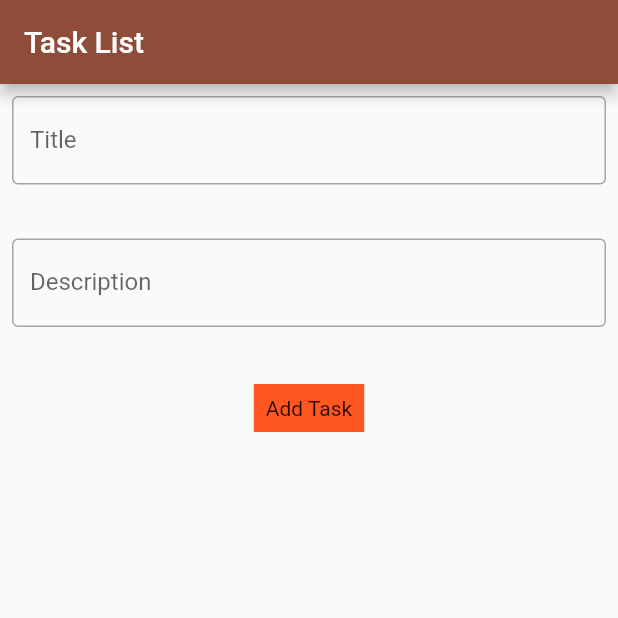
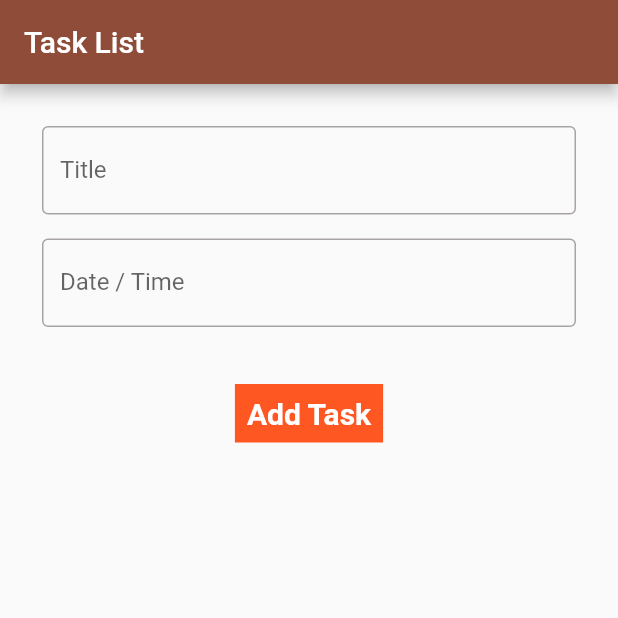
Before and after one commit to Akaiso/Todo_app_with_sqlite, a Flutter app: the screen it shows after launch, on a phone screen of 412 x 824 dp, the top half of it. Run offline on Flutter 3.47's test engine with Material 3 defaults, Android fonts, the phone set to English and light mode, and no system bars; our stand-ins replace sqflite; accounts and stored records are empty.

Commit message:
UI update

```diff
--- a/lib/screens/taskList.dart
+++ b/lib/screens/taskList.dart
@@ -16,8 +16,6 @@ class _TaskListState extends State<TaskList> {
   final TextEditingController _titleController = TextEditingController();
   final TextEditingController _descriptionController = TextEditingController();
 
-
-
   @override
   void initState() {
     // TODO: implement initState
@@ -32,7 +30,7 @@ class _TaskListState extends State<TaskList> {
     });
   }
 
-  Future<void> _putTask() async{
+  Future<void> _putTask() async {
     if (_titleController.text.isNotEmpty &&
         _descriptionController.text.isNotEmpty) {
       Task newtask = Task(
@@ -53,15 +51,15 @@ class _TaskListState extends State<TaskList> {
     _getTaskList();
   }
 
-
-
   @override
   Widget build(BuildContext context) {
     return Scaffold(
       appBar: AppBar(
         title: const Text('Task List'),
       ),
-      body: Column(
+      body: Padding(
+        padding: const EdgeInsets.all(20.0),
+        child: Column(
           children: [
             Padding(
               padding: const EdgeInsets.all(8.0),
@@ -69,22 +67,17 @@ class _TaskListState extends State<TaskList> {
                 controller: _titleController,
                 decoration: const InputDecoration(
                     labelText: 'Title',
-                  hintText: 'Title',
                     border: OutlineInputBorder(
                       borderSide: BorderSide(width: 1.0),
                     )),
               ),
-          ),
-          const SizedBox(
-            height: 20,
             ),
             Padding(
               padding: const EdgeInsets.all(8.0),
               child: TextField(
                 controller: _descriptionController,
                 decoration: const InputDecoration(
-                  labelText: 'Description',
-                  hintText: 'Description',
+                    labelText: 'Date / Time',
                     border: OutlineInputBorder(
                       borderSide: BorderSide(width: 1.0),
                     )),
@@ -99,7 +92,11 @@ class _TaskListState extends State<TaskList> {
                     color: Colors.deepOrange,
                     child: const Padding(
                       padding: EdgeInsets.all(8.0),
-                    child: Text('Add Task'),
+                      child: Text('Add Task',
+                          style: TextStyle(
+                              color: Colors.white,
+                              fontSize: 20,
+                              fontWeight: FontWeight.w600)),
                     ))),
             const SizedBox(
               height: 30,
@@ -110,16 +107,26 @@ class _TaskListState extends State<TaskList> {
                   itemBuilder: (context, index) {
                     final atask = taskList[index];
                     return Card(
-                    color: Colors.blue,
+                      color: Colors.orangeAccent,
                       child: ListTile(
                         title: Text(
                           atask.title,
-                    )),
+                          style: const TextStyle(
+                              fontSize: 20, fontWeight: FontWeight.w600),
+                        ),
+                        subtitle: Text(
+                          atask.description,
+                          style: const TextStyle(
+                              fontSize: 15, fontWeight: FontWeight.w400),
+                        ),
+                        trailing: IconButton(onPressed: (){_deleteTaskById(atask.id!);}, icon: const Icon(Icons.delete),),
+                      ),
                     );
                   }),
             )
           ],
         ),
+      ),
     );
   }
 }
```
Also changed, not shown: lib/util/dbhelper.dart (+19 -38 lines). Lines whose indentation alone changed are shown as unchanged.
